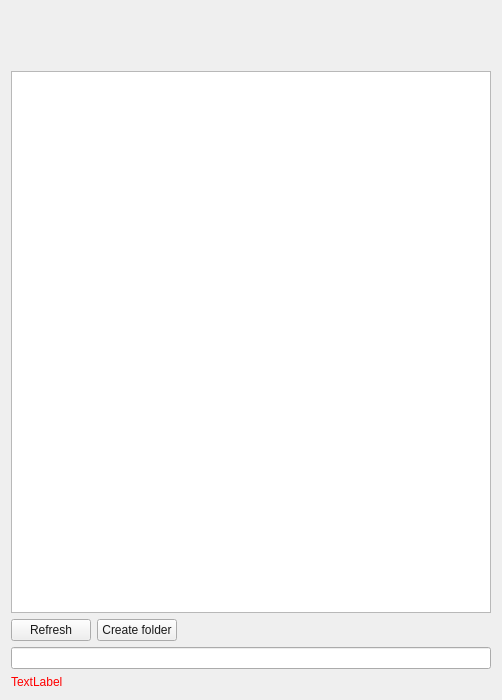
Old version of the form src/gui/folderwizardtargetpage.ui in the repository nextmcloud/desktop.
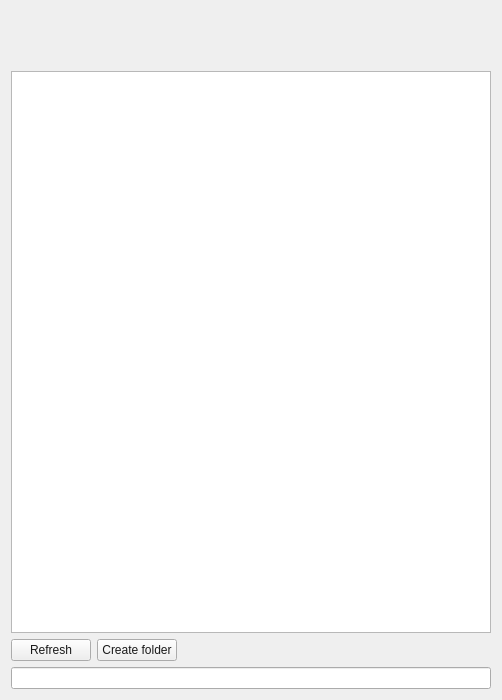
New version of the form.

Commit message: Warning label removed folder wizard

The edit to the form file:
```diff
--- a/src/gui/folderwizardtargetpage.ui
+++ b/src/gui/folderwizardtargetpage.ui
@@ -144,35 +144,6 @@
      </property>
     </widget>
    </item>
-   <item>
-    <widget class="QLabel" name="warnLabel">
-     <property name="autoFillBackground">
-      <bool>false</bool>
-     </property>
-     <property name="styleSheet">
-      <string notr="true">font: 14px &quot;Microsoft Sans Serif&quot;;
-color: red</string>
-     </property>
-     <property name="frameShape">
-      <enum>QFrame::NoFrame</enum>
-     </property>
-     <property name="frameShadow">
-      <enum>QFrame::Plain</enum>
-     </property>
-     <property name="text">
-      <string notr="true">TextLabel</string>
-     </property>
-     <property name="textFormat">
-      <enum>Qt::RichText</enum>
-     </property>
-     <property name="wordWrap">
-      <bool>true</bool>
-     </property>
-     <property name="margin">
-      <number>3</number>
-     </property>
-    </widget>
-   </item>
   </layout>
  </widget>
  <resources/>
```
The commit also changes 2 other files.
